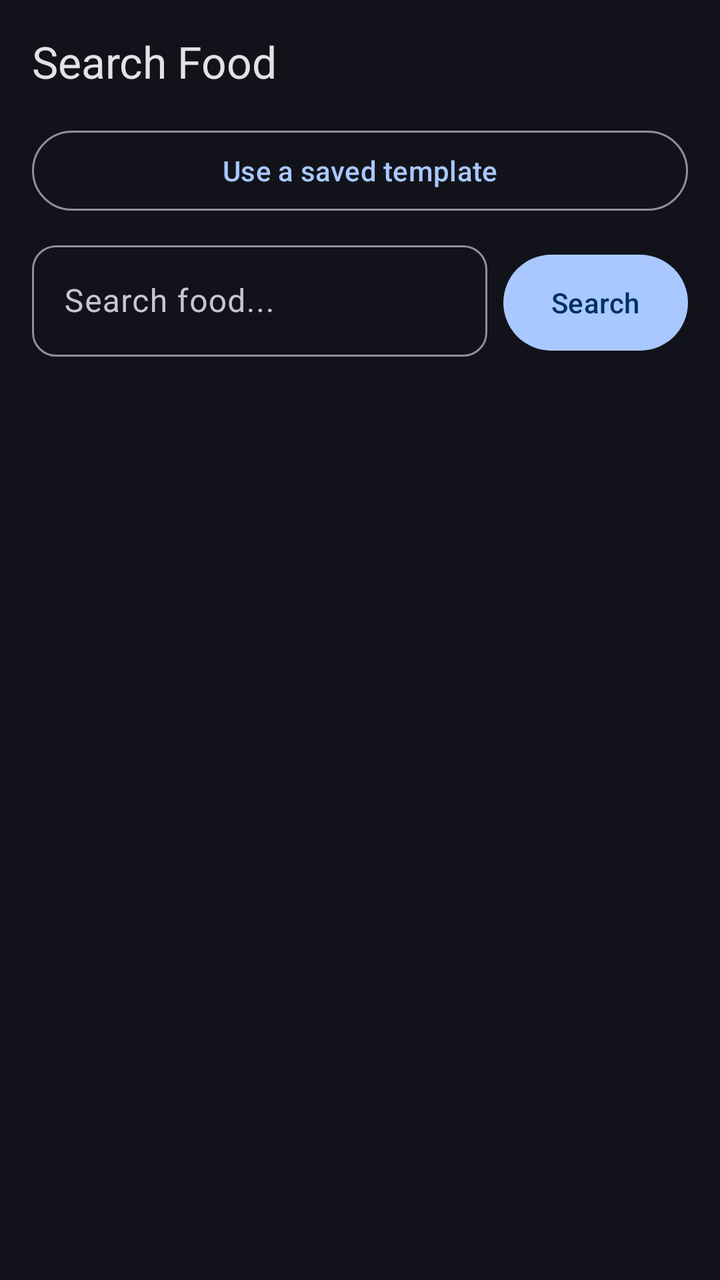
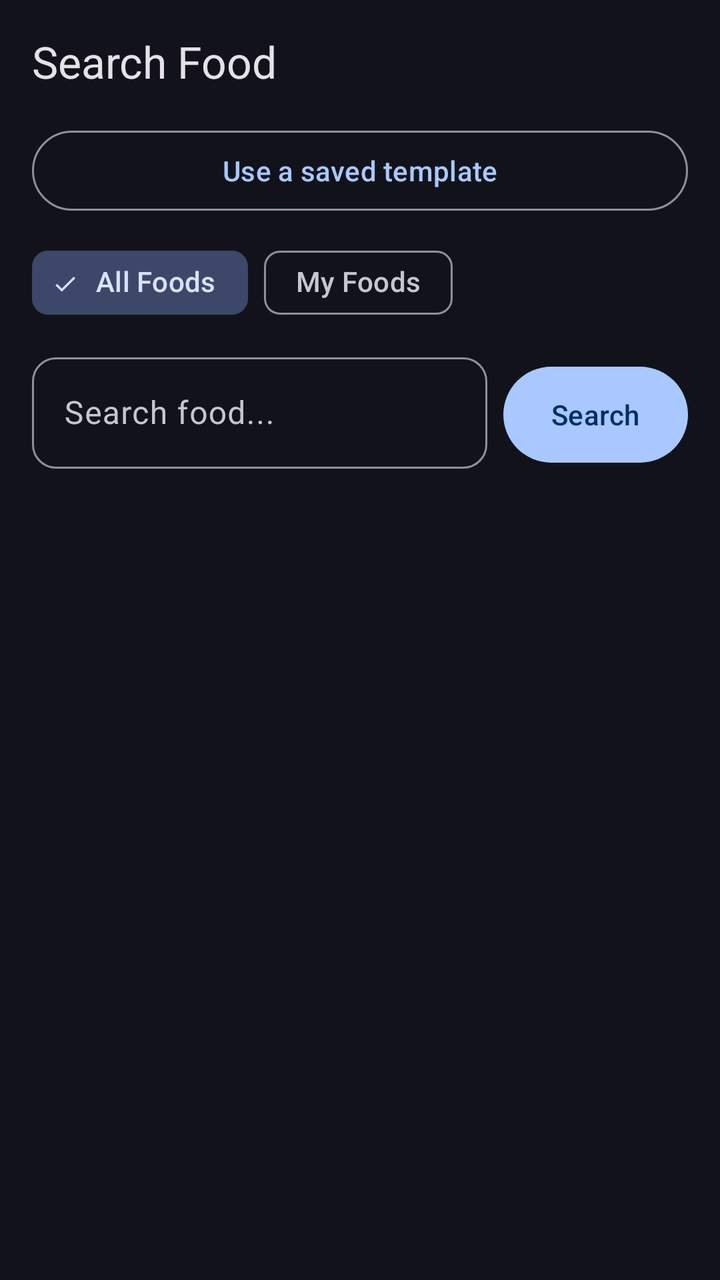

Screens rendered from an Android XML layout before and after an edit, with the pre-edit source and the edit as a unified diff.
<!-- AndroidManifest.xml: application theme Theme.MealMate2 -->
<!-- res/layout/fragment_food_search.xml -->
<?xml version="1.0" encoding="utf-8"?>
<LinearLayout xmlns:android="http://schemas.android.com/apk/res/android"
    xmlns:app="http://schemas.android.com/apk/res-auto"
    android:layout_width="match_parent"
    android:layout_height="wrap_content"
    android:orientation="vertical"
    android:paddingBottom="16dp">

    <TextView
        android:layout_width="wrap_content"
        android:layout_height="wrap_content"
        android:text="Search Food"
        android:textAppearance="?attr/textAppearanceTitleLarge"
        android:padding="16dp" />

    <com.google.android.material.button.MaterialButton
        android:id="@+id/btnUseTemplate"
        style="@style/Widget.Material3.Button.OutlinedButton"
        android:layout_width="match_parent"
        android:layout_height="wrap_content"
        android:layout_marginStart="16dp"
        android:layout_marginEnd="16dp"
        android:layout_marginBottom="8dp"
        android:text="Use a saved template" />

    <LinearLayout
        android:layout_width="match_parent"
        android:layout_height="wrap_content"
        android:orientation="horizontal"
        android:layout_marginStart="16dp"
        android:layout_marginEnd="16dp"
        android:layout_marginBottom="8dp">

        <com.google.android.material.textfield.TextInputLayout
            android:layout_width="0dp"
            android:layout_height="wrap_content"
            android:layout_weight="1"
            android:hint="Search food...">

            <com.google.android.material.textfield.TextInputEditText
                android:id="@+id/editSearch"
                android:layout_width="match_parent"
                android:layout_height="wrap_content"
                android:inputType="text"
                android:imeOptions="actionSearch"
                android:singleLine="true" />
        </com.google.android.material.textfield.TextInputLayout>

        <com.google.android.material.button.MaterialButton
            android:id="@+id/btnSearch"
            android:layout_width="wrap_content"
            android:layout_height="56dp"
            android:layout_marginStart="8dp"
            android:text="Search" />
    </LinearLayout>

    <com.google.android.material.progressindicator.CircularProgressIndicator
        android:id="@+id/progressSearch"
        android:layout_width="wrap_content"
        android:layout_height="wrap_content"
        android:layout_gravity="center_horizontal"
        android:layout_marginTop="8dp"
        android:layout_marginBottom="8dp"
        android:visibility="gone"
        app:indicatorSize="40dp" />

    <TextView
        android:id="@+id/textNoResults"
        android:layout_width="match_parent"
        android:layout_height="wrap_content"
        android:gravity="center"
        android:padding="24dp"
        android:text="No results found"
        android:textAppearance="?attr/textAppearanceBodyMedium"
        android:textColor="?attr/colorOnSurfaceVariant"
        android:visibility="gone" />

    <androidx.recyclerview.widget.RecyclerView
        android:id="@+id/rvSearchResults"
        android:layout_width="match_parent"
        android:layout_height="300dp"
        android:clipToPadding="false"
        android:paddingStart="8dp"
        android:paddingEnd="8dp" />

</LinearLayout>
<!-- resources referenced by this layout -->
<resources>
  <color name="md_theme_dark_primary">#A8C8FF</color>
  <color name="md_theme_dark_onPrimary">#003063</color>
  <color name="md_theme_dark_primaryContainer">#004A97</color>
  <color name="md_theme_dark_onPrimaryContainer">#D4E4FF</color>
  <color name="md_theme_dark_secondary">#BAC6EB</color>
  <color name="md_theme_dark_onSecondary">#253152</color>
  <color name="md_theme_dark_secondaryContainer">#3C4769</color>
  <color name="md_theme_dark_onSecondaryContainer">#DAE2FF</color>
  <color name="md_theme_dark_tertiary">#52D9F3</color>
  <color name="md_theme_dark_onTertiary">#003640</color>
  <color name="md_theme_dark_tertiaryContainer">#004E5A</color>
  <color name="md_theme_dark_onTertiaryContainer">#A8ECFF</color>
  <color name="md_theme_dark_error">#FFB4AB</color>
  <color name="md_theme_dark_onError">#690005</color>
  <color name="md_theme_dark_errorContainer">#93000A</color>
  <color name="md_theme_dark_onErrorContainer">#FFDAD6</color>
  <color name="md_theme_dark_background">#12131A</color>
  <color name="md_theme_dark_onBackground">#E4E2E9</color>
  <color name="md_theme_dark_surface">#12131A</color>
  <color name="md_theme_dark_onSurface">#E4E2E9</color>
  <color name="md_theme_dark_surfaceVariant">#2C2D3A</color>
  <color name="md_theme_dark_onSurfaceVariant">#C5C6D0</color>
  <color name="md_theme_dark_surfaceContainer">#1F2028</color>
  <color name="md_theme_dark_surfaceContainerHigh">#292A33</color>
  <color name="md_theme_dark_surfaceContainerHighest">#34353F</color>
  <color name="md_theme_dark_surfaceContainerLow">#1B1C23</color>
  <color name="md_theme_dark_surfaceContainerLowest">#0B0C12</color>
  <color name="md_theme_dark_outline">#8F9099</color>
  <color name="md_theme_dark_outlineVariant">#2C2D3A</color>
  <style name="Widget.MealMate.Card" parent="Widget.Material3.CardView.Elevated">
          <item name="cardCornerRadius">16dp</item>
          <item name="cardElevation">1dp</item>
          <item name="cardPreventCornerOverlap">true</item>
      </style>
  <style name="Widget.MealMate.Button" parent="Widget.Material3.Button">
          <item name="android:minHeight">52dp</item>
          <item name="android:paddingTop">14dp</item>
          <item name="android:paddingBottom">14dp</item>
      </style>
  <style name="Widget.MealMate.Button.TextButton" parent="Widget.Material3.Button.TextButton">
          <item name="android:minHeight">48dp</item>
      </style>
  <style name="Widget.MealMate.Button.Outlined" parent="Widget.Material3.Button.OutlinedButton">
          <item name="android:minHeight">52dp</item>
          <item name="android:paddingTop">14dp</item>
          <item name="android:paddingBottom">14dp</item>
      </style>
  <style name="Widget.MealMate.FAB" parent="Widget.Material3.FloatingActionButton.Primary">
          <item name="shapeAppearance">@style/ShapeAppearance.MealMate.FAB</item>
      </style>
  <style name="Widget.MealMate.TextInput" parent="Widget.Material3.TextInputLayout.OutlinedBox">
          <item name="boxCornerRadiusTopStart">12dp</item>
          <item name="boxCornerRadiusTopEnd">12dp</item>
          <item name="boxCornerRadiusBottomStart">12dp</item>
          <item name="boxCornerRadiusBottomEnd">12dp</item>
          <item name="android:layout_marginBottom">8dp</item>
      </style>
  <style name="Widget.MealMate.BottomNavigation" parent="Widget.Material3.BottomNavigationView">
          <item name="android:background">?attr/colorSurfaceContainerLowest</item>
      </style>
  <style name="Widget.MealMate.Switch" parent="Widget.Material3.CompoundButton.MaterialSwitch" />
  <style name="ShapeAppearance.MealMate.FAB" parent="ShapeAppearance.Material3.Corner.Full" />
  <!-- unchanged entries left out for length: 1 -->
</resources>

<!-- the commit's change to res/layout/fragment_food_search.xml (unified diff, before → after) -->
@@ -22,6 +22,33 @@
         android:layout_marginEnd="16dp"
         android:layout_marginBottom="8dp"
         android:text="Use a saved template" />
+
+    <com.google.android.material.chip.ChipGroup
+        android:id="@+id/chipGroupFilter"
+        android:layout_width="match_parent"
+        android:layout_height="wrap_content"
+        android:layout_marginStart="16dp"
+        android:layout_marginEnd="16dp"
+        android:layout_marginBottom="8dp"
+        app:singleSelection="true"
+        app:selectionRequired="true">
+
+        <com.google.android.material.chip.Chip
+            android:id="@+id/chipAll"
+            style="@style/Widget.Material3.Chip.Filter"
+            android:layout_width="wrap_content"
+            android:layout_height="wrap_content"
+            android:text="All Foods"
+            android:checked="true" />
+
+        <com.google.android.material.chip.Chip
+            android:id="@+id/chipMyFoods"
+            style="@style/Widget.Material3.Chip.Filter"
+            android:layout_width="wrap_content"
+            android:layout_height="wrap_content"
+            android:text="My Foods" />
+
+    </com.google.android.material.chip.ChipGroup>
 
     <LinearLayout
         android:layout_width="match_parent"
@@ -51,7 +78,8 @@
             android:layout_width="wrap_content"
             android:layout_height="56dp"
             android:layout_marginStart="8dp"
-            android:text="Search" />
+            android:text="Search"
+            android:visibility="visible" />
     </LinearLayout>
 
     <com.google.android.material.progressindicator.CircularProgressIndicator
